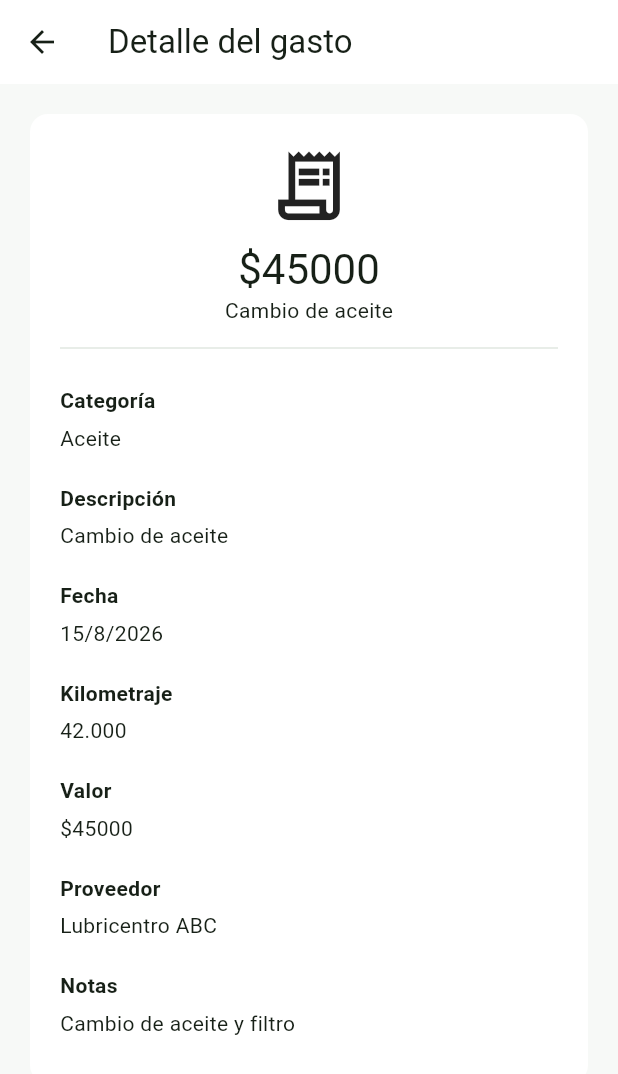
After one commit to jhraldo/drivewise_app, a Flutter app: the GastosPage screen opened directly, after a tap on "Cambio de aceite", on a phone screen of 412 x 824 dp. The commit adds this screen. Shown: the top 1074 px of the screen. Run offline on Flutter 3.47's test engine with Material 3 defaults, Android fonts, the phone set to English and light mode, and no system bars; our stand-ins replace cloud_firestore, firebase_auth, firebase_core; accounts and stored records are empty.

Commit message:
feat: implementa gestion de gastos

```diff
--- /dev/null
+++ b/lib/detalle_gasto.dart
@@ -0,0 +1,90 @@
+
+import 'package:flutter/material.dart';
+import 'gastos.dart';
+
+class DetalleGastoPage extends StatelessWidget {
+  final Gasto gasto;
+
+  const DetalleGastoPage({
+    super.key,
+    required this.gasto,
+  });
+
+  String formatoPesos(double valor) {
+    return '\$${valor.toStringAsFixed(0)}';
+  }
+
+  String formatoFecha(DateTime fecha) {
+    return '${fecha.day}/${fecha.month}/${fecha.year}';
+  }
+
+  Widget mostrarDato(String titulo, String valor) {
+    return Padding(
+      padding: const EdgeInsets.symmetric(vertical: 10),
+      child: Column(
+        crossAxisAlignment: CrossAxisAlignment.start,
+        children: [
+          Text(
+            titulo,
+            style: const TextStyle(
+              fontWeight: FontWeight.bold,
+            ),
+          ),
+          const SizedBox(height: 5),
+          Text(
+            valor.isEmpty ? 'No registrado' : valor,
+          ),
+        ],
+      ),
+    );
+  }
+
+  @override
+  Widget build(BuildContext context) {
+    return Scaffold(
+      appBar: AppBar(
+        title: const Text('Detalle del gasto'),
+      ),
+
+      body: SingleChildScrollView(
+        padding: const EdgeInsets.all(20),
+        child: Card(
+          child: Padding(
+            padding: const EdgeInsets.all(20),
+            child: Column(
+              crossAxisAlignment: CrossAxisAlignment.start,
+              children: [
+                Center(
+                  child: Column(
+                    children: [
+                      const Icon(
+                        Icons.receipt_long_outlined,
+                        size: 55,
+                      ),
+                      const SizedBox(height: 10),
+                      Text(
+                        formatoPesos(gasto.valor),
+                        style: Theme.of(context).textTheme.headlineMedium,
+                      ),
+                      Text(gasto.descripcion),
+                    ],
+                  ),
+                ),
+
+                const Divider(height: 30),
+
+                mostrarDato('Categoría', gasto.categoria),
+                mostrarDato('Descripción', gasto.descripcion),
+                mostrarDato('Fecha', formatoFecha(gasto.fecha)),
+                mostrarDato('Kilometraje', gasto.kilometraje),
+                mostrarDato('Valor', formatoPesos(gasto.valor)),
+                mostrarDato('Proveedor', gasto.proveedor),
+                mostrarDato('Notas', gasto.notas),
+              ],
+            ),
+          ),
+        ),
+      ),
+    );
+  }
+}
--- a/lib/gastos.dart
+++ b/lib/gastos.dart
@@ -1,5 +1,7 @@
+
 import 'package:flutter/material.dart';
 import 'nuevo_gasto.dart';
+import 'detalle_gasto.dart';
 
 class Gasto {
   final String categoria;
@@ -70,7 +72,9 @@ class GastosPage extends StatelessWidget {
   Future<void> agregarGasto(BuildContext context) async {
     final nuevoGasto = await Navigator.push<Gasto>(
       context,
-      MaterialPageRoute(builder: (context) => const NuevoGastoPage()),
+      MaterialPageRoute(
+        builder: (context) => const NuevoGastoPage(),
+      ),
     );
 
     if (nuevoGasto != null) {
@@ -106,7 +110,9 @@ class GastosPage extends StatelessWidget {
   @override
   Widget build(BuildContext context) {
     return Scaffold(
-      appBar: AppBar(title: const Text('Gastos')),
+      appBar: AppBar(
+        title: const Text('Gastos'),
+      ),
 
       floatingActionButton: FloatingActionButton.extended(
         onPressed: () => agregarGasto(context),
@@ -143,14 +149,18 @@ class GastosPage extends StatelessWidget {
                           children: [
                             const Text(
                               'Total gastado',
-                              style: TextStyle(fontWeight: FontWeight.bold),
+                              style: TextStyle(
+                                fontWeight: FontWeight.bold,
+                              ),
                             ),
 
                             const SizedBox(height: 4),
 
                             Text(
                               formatoPesos(totalGastado),
-                              style: Theme.of(context).textTheme.headlineSmall,
+                              style: Theme.of(context)
+                                  .textTheme
+                                  .headlineSmall,
                             ),
                           ],
                         ),
@@ -183,13 +193,28 @@ class GastosPage extends StatelessWidget {
                     return Card(
                       margin: const EdgeInsets.only(bottom: 12),
                       child: ListTile(
+                        onTap: () {
+                          Navigator.push(
+                            context,
+                            MaterialPageRoute(
+                              builder: (context) => DetalleGastoPage(
+                                gasto: gasto,
+                              ),
+                            ),
+                          );
+                        },
+
                         leading: CircleAvatar(
-                          child: Icon(iconoCategoria(gasto.categoria)),
+                          child: Icon(
+                            iconoCategoria(gasto.categoria),
+                          ),
                         ),
 
                         title: Text(
                           gasto.descripcion,
-                          style: const TextStyle(fontWeight: FontWeight.bold),
+                          style: const TextStyle(
+                            fontWeight: FontWeight.bold,
+                          ),
                         ),
 
                         subtitle: Text(
@@ -198,7 +223,9 @@ class GastosPage extends StatelessWidget {
 
                         trailing: Text(
                           formatoPesos(gasto.valor),
-                          style: const TextStyle(fontWeight: FontWeight.bold),
+                          style: const TextStyle(
+                            fontWeight: FontWeight.bold,
+                          ),
                         ),
                       ),
                     );
```
Also changed, not shown: lib/nuevo_gasto.dart (+57 -29 lines), lib/services/firestore_service.dart (added, +47 -0 lines).
